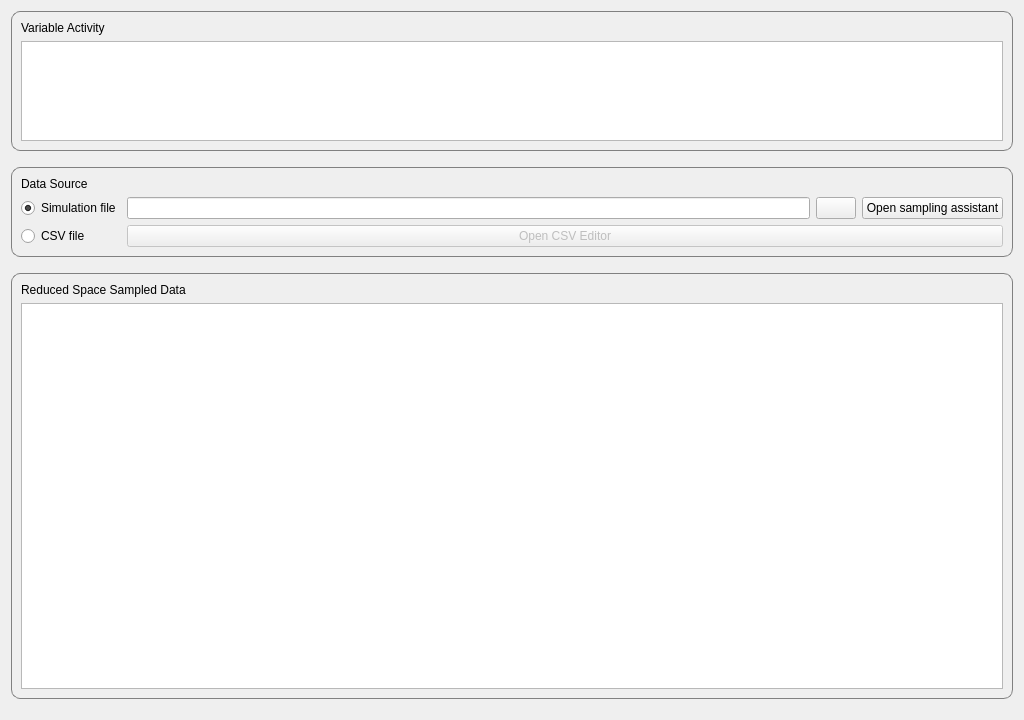
Old version of the form gui/views/ui_files/activeconstrainttab.ui in the repository feslima/metacontrol.
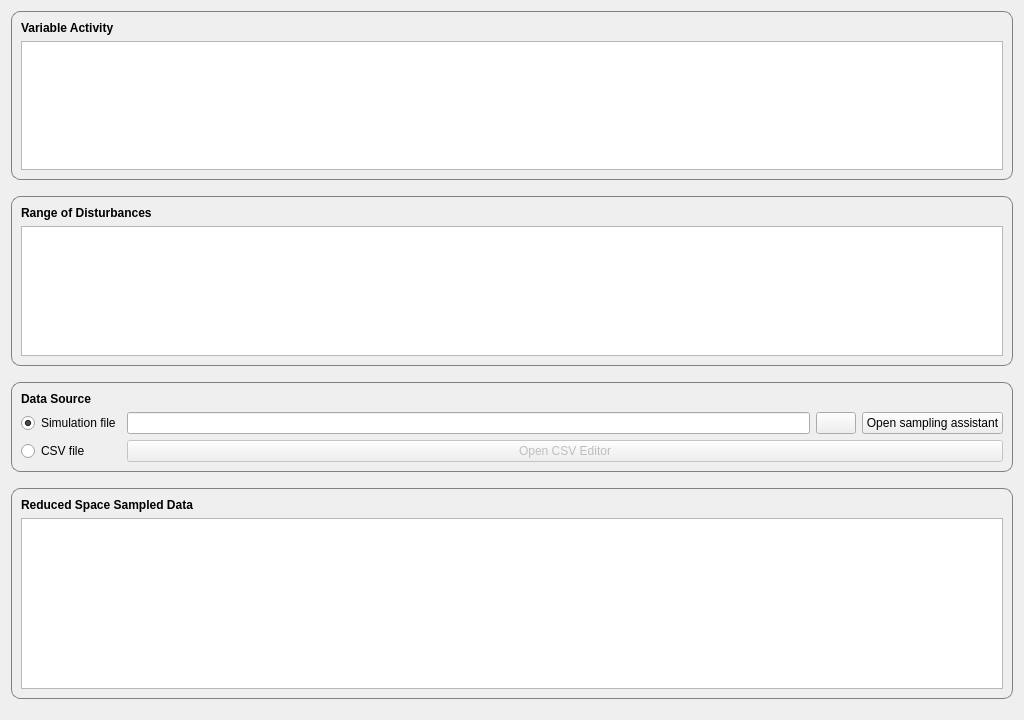
New version of the form. Icons and pictures are not drawn.

Commit message: Disturbance range definition in active constraint tab.

```diff
--- a/gui/views/ui_files/activeconstrainttab.ui
+++ b/gui/views/ui_files/activeconstrainttab.ui
@@ -14,87 +14,6 @@
    <string>Form</string>
   </property>
   <layout class="QGridLayout" name="gridLayout">
-   <item row="3" column="1">
-    <spacer name="verticalSpacer_2">
-     <property name="orientation">
-      <enum>Qt::Vertical</enum>
-     </property>
-     <property name="sizeType">
-      <enum>QSizePolicy::Fixed</enum>
-     </property>
-     <property name="sizeHint" stdset="0">
-      <size>
-       <width>20</width>
-       <height>10</height>
-      </size>
-     </property>
-    </spacer>
-   </item>
-   <item row="4" column="1">
-    <widget class="QGroupBox" name="groupBox_3">
-     <property name="styleSheet">
-      <string notr="true">QGroupBox {
-    border: 1px solid gray;
-    border-radius: 9px;
-	font-weight: bold;
-}
-
-QGroupBox::title {
-    subcontrol-origin: margin;
-    left: 10px;
-    top: 5px;
-    padding: 0 3px 0 3px;
-}</string>
-     </property>
-     <property name="title">
-      <string/>
-     </property>
-     <layout class="QGridLayout" name="gridLayout_4">
-      <item row="0" column="0">
-       <widget class="QLabel" name="label_3">
-        <property name="text">
-         <string>Reduced Space Sampled Data</string>
-        </property>
-       </widget>
-      </item>
-      <item row="1" column="0">
-       <widget class="QTableView" name="reducedDataResultTableView"/>
-      </item>
-     </layout>
-    </widget>
-   </item>
-   <item row="5" column="1">
-    <spacer name="verticalSpacer_3">
-     <property name="orientation">
-      <enum>Qt::Vertical</enum>
-     </property>
-     <property name="sizeType">
-      <enum>QSizePolicy::Fixed</enum>
-     </property>
-     <property name="sizeHint" stdset="0">
-      <size>
-       <width>20</width>
-       <height>10</height>
-      </size>
-     </property>
-    </spacer>
-   </item>
-   <item row="1" column="1">
-    <spacer name="verticalSpacer">
-     <property name="orientation">
-      <enum>Qt::Vertical</enum>
-     </property>
-     <property name="sizeType">
-      <enum>QSizePolicy::Fixed</enum>
-     </property>
-     <property name="sizeHint" stdset="0">
-      <size>
-       <width>20</width>
-       <height>10</height>
-      </size>
-     </property>
-    </spacer>
-   </item>
    <item row="0" column="1">
     <widget class="QGroupBox" name="groupBox">
      <property name="styleSheet">
@@ -117,6 +36,12 @@
      <layout class="QGridLayout" name="gridLayout_2">
       <item row="0" column="0">
        <widget class="QLabel" name="label">
+        <property name="font">
+         <font>
+          <weight>75</weight>
+          <bold>true</bold>
+         </font>
+        </property>
         <property name="text">
          <string>Variable Activity</string>
         </property>
@@ -139,7 +64,7 @@
         <property name="maximumSize">
          <size>
           <width>16777215</width>
-          <height>100</height>
+          <height>150</height>
          </size>
         </property>
        </widget>
@@ -147,7 +72,7 @@
      </layout>
     </widget>
    </item>
-   <item row="2" column="1">
+   <item row="4" column="1">
     <widget class="QGroupBox" name="groupBox_2">
      <property name="styleSheet">
       <string notr="true">QGroupBox {
@@ -186,6 +111,12 @@
       </item>
       <item row="0" column="0">
        <widget class="QLabel" name="label_2">
+        <property name="font">
+         <font>
+          <weight>75</weight>
+          <bold>true</bold>
+         </font>
+        </property>
         <property name="text">
          <string>Data Source</string>
         </property>
@@ -229,6 +160,167 @@
      </layout>
     </widget>
    </item>
+   <item row="6" column="1">
+    <widget class="QGroupBox" name="groupBox_3">
+     <property name="styleSheet">
+      <string notr="true">QGroupBox {
+    border: 1px solid gray;
+    border-radius: 9px;
+	font-weight: bold;
+}
+
+QGroupBox::title {
+    subcontrol-origin: margin;
+    left: 10px;
+    top: 5px;
+    padding: 0 3px 0 3px;
+}</string>
+     </property>
+     <property name="title">
+      <string/>
+     </property>
+     <layout class="QGridLayout" name="gridLayout_4">
+      <item row="0" column="0">
+       <widget class="QLabel" name="label_3">
+        <property name="font">
+         <font>
+          <weight>75</weight>
+          <bold>true</bold>
+         </font>
+        </property>
+        <property name="text">
+         <string>Reduced Space Sampled Data</string>
+        </property>
+       </widget>
+      </item>
+      <item row="1" column="0">
+       <widget class="QTableView" name="reducedDataResultTableView"/>
+      </item>
+     </layout>
+    </widget>
+   </item>
+   <item row="5" column="1">
+    <spacer name="verticalSpacer_2">
+     <property name="orientation">
+      <enum>Qt::Vertical</enum>
+     </property>
+     <property name="sizeType">
+      <enum>QSizePolicy::Fixed</enum>
+     </property>
+     <property name="sizeHint" stdset="0">
+      <size>
+       <width>20</width>
+       <height>10</height>
+      </size>
+     </property>
+    </spacer>
+   </item>
+   <item row="3" column="1">
+    <spacer name="verticalSpacer">
+     <property name="orientation">
+      <enum>Qt::Vertical</enum>
+     </property>
+     <property name="sizeType">
+      <enum>QSizePolicy::Fixed</enum>
+     </property>
+     <property name="sizeHint" stdset="0">
+      <size>
+       <width>20</width>
+       <height>10</height>
+      </size>
+     </property>
+    </spacer>
+   </item>
+   <item row="7" column="1">
+    <spacer name="verticalSpacer_3">
+     <property name="orientation">
+      <enum>Qt::Vertical</enum>
+     </property>
+     <property name="sizeType">
+      <enum>QSizePolicy::Fixed</enum>
+     </property>
+     <property name="sizeHint" stdset="0">
+      <size>
+       <width>20</width>
+       <height>10</height>
+      </size>
+     </property>
+    </spacer>
+   </item>
+   <item row="2" column="1">
+    <widget class="QGroupBox" name="groupBox_4">
+     <property name="styleSheet">
+      <string notr="true">QGroupBox {
+    border: 1px solid gray;
+    border-radius: 9px;
+	font-weight: bold;
+}
+
+QGroupBox::title {
+    subcontrol-origin: margin;
+    left: 10px;
+    top: 5px;
+    padding: 0 3px 0 3px;
+}</string>
+     </property>
+     <property name="title">
+      <string/>
+     </property>
+     <layout class="QGridLayout" name="gridLayout_5">
+      <item row="0" column="0">
+       <widget class="QLabel" name="label_4">
+        <property name="font">
+         <font>
+          <weight>75</weight>
+          <bold>true</bold>
+         </font>
+        </property>
+        <property name="text">
+         <string>Range of Disturbances</string>
+        </property>
+       </widget>
+      </item>
+      <item row="1" column="0">
+       <widget class="QTableView" name="disturbanceRangeTableView">
+        <property name="sizePolicy">
+         <sizepolicy hsizetype="Expanding" vsizetype="Maximum">
+          <horstretch>0</horstretch>
+          <verstretch>0</verstretch>
+         </sizepolicy>
+        </property>
+        <property name="minimumSize">
+         <size>
+          <width>0</width>
+          <height>110</height>
+         </size>
+        </property>
+        <property name="maximumSize">
+         <size>
+          <width>16777215</width>
+          <height>150</height>
+         </size>
+        </property>
+       </widget>
+      </item>
+     </layout>
+    </widget>
+   </item>
+   <item row="1" column="1">
+    <spacer name="verticalSpacer_4">
+     <property name="orientation">
+      <enum>Qt::Vertical</enum>
+     </property>
+     <property name="sizeType">
+      <enum>QSizePolicy::Fixed</enum>
+     </property>
+     <property name="sizeHint" stdset="0">
+      <size>
+       <width>20</width>
+       <height>10</height>
+      </size>
+     </property>
+    </spacer>
+   </item>
   </layout>
  </widget>
  <resources>
```
Left out of the diff: 4 changed lines with no effect on the pictures. The commit also changes 8 other files.
